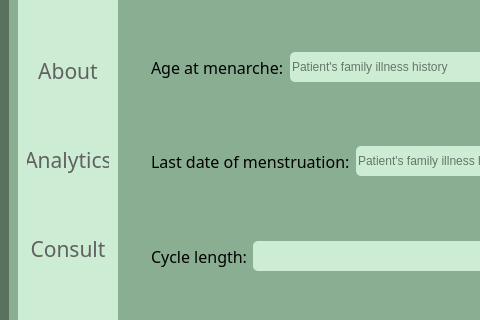
This is Patient_info_edit4.ui in srishtiigautam/restorehealth as Qt 5 draws it before an edit; both pictures show x 0 to 480 and y 219 to 539 of the 1069 by 769 pixel window. The edited form follows.
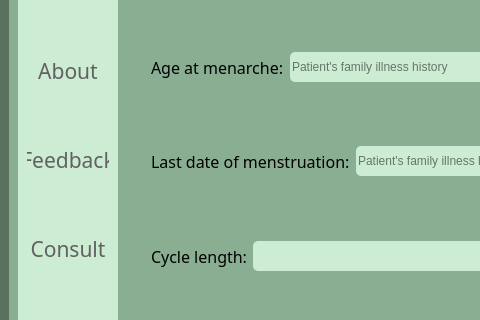
This is the edited form. Icons and pictures are not drawn.

Commit message: "Analytics" changed to "Feedback"

Patch:
```diff
--- a/Patient_info_edit4.ui
+++ b/Patient_info_edit4.ui
@@ -295,7 +295,7 @@
 </string>
             </property>
             <property name="text">
-             <string>Analytics</string>
+             <string>Feedback</string>
             </property>
            </widget>
           </item>
```
The commit also changes 19 other files.
